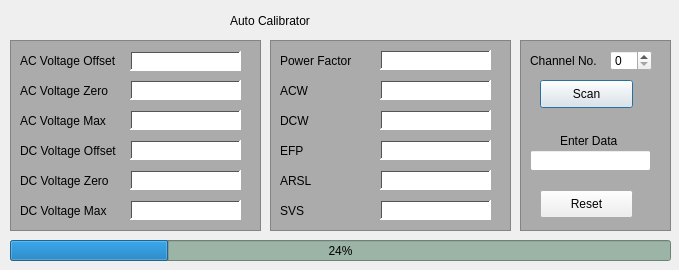
The window that PyQt5 Test/auto_calibrator.ui (Amogh-Sadhu/RPI_Serial_Data_GUI) describes before a commit, drawn with Qt 5.
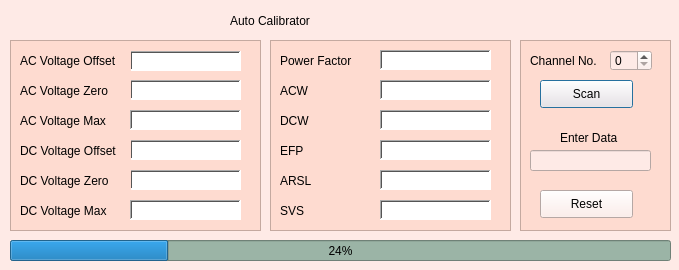
The same window after the commit.

The edit to the form file:
```diff
--- a/PyQt5 Test/auto_calibrator.ui
+++ b/PyQt5 Test/auto_calibrator.ui
@@ -13,6 +13,9 @@
   <property name="windowTitle">
    <string>Calibration Desk</string>
   </property>
+  <property name="styleSheet">
+   <string notr="true">background-color: rgb(254, 234, 230);</string>
+  </property>
   <widget class="QLabel" name="text_label1">
    <property name="geometry">
     <rect>
@@ -22,6 +25,9 @@
      <height>21</height>
     </rect>
    </property>
+   <property name="styleSheet">
+    <string notr="true">background-color: rgb(254, 219, 208);</string>
+   </property>
    <property name="text">
     <string>AC Voltage Offset</string>
    </property>
@@ -35,6 +41,9 @@
      <height>21</height>
     </rect>
    </property>
+   <property name="styleSheet">
+    <string notr="true">background-color: rgb(254, 219, 208);</string>
+   </property>
    <property name="text">
     <string>AC Voltage Zero</string>
    </property>
@@ -44,10 +53,13 @@
     <rect>
      <x>20</x>
      <y>110</y>
-     <width>131</width>
+     <width>101</width>
      <height>21</height>
     </rect>
    </property>
+   <property name="styleSheet">
+    <string notr="true">background-color: rgb(254, 219, 208);</string>
+   </property>
    <property name="text">
     <string>AC Voltage Max</string>
    </property>
@@ -61,6 +73,9 @@
      <height>21</height>
     </rect>
    </property>
+   <property name="styleSheet">
+    <string notr="true">background-color: rgb(254, 219, 208);</string>
+   </property>
    <property name="text">
     <string>DC Voltage Offset</string>
    </property>
@@ -74,6 +89,9 @@
      <height>21</height>
     </rect>
    </property>
+   <property name="styleSheet">
+    <string notr="true">background-color: rgb(254, 219, 208);</string>
+   </property>
    <property name="text">
     <string>DC Voltage Zero</string>
    </property>
@@ -83,10 +101,13 @@
     <rect>
      <x>20</x>
      <y>200</y>
-     <width>111</width>
+     <width>101</width>
      <height>21</height>
     </rect>
    </property>
+   <property name="styleSheet">
+    <string notr="true">background-color: rgb(254, 219, 208);</string>
+   </property>
    <property name="text">
     <string>DC Voltage Max</string>
    </property>
@@ -100,6 +121,9 @@
      <height>21</height>
     </rect>
    </property>
+   <property name="styleSheet">
+    <string notr="true">background-color: rgb(254, 219, 208);</string>
+   </property>
    <property name="text">
     <string>Power Factor</string>
    </property>
@@ -113,6 +137,9 @@
      <height>21</height>
     </rect>
    </property>
+   <property name="styleSheet">
+    <string notr="true">background-color: rgb(254, 219, 208);</string>
+   </property>
    <property name="text">
     <string>ACW</string>
    </property>
@@ -122,10 +149,13 @@
     <rect>
      <x>280</x>
      <y>110</y>
-     <width>111</width>
+     <width>91</width>
      <height>21</height>
     </rect>
    </property>
+   <property name="styleSheet">
+    <string notr="true">background-color: rgb(254, 219, 208);</string>
+   </property>
    <property name="text">
     <string>DCW</string>
    </property>
@@ -135,10 +165,13 @@
     <rect>
      <x>280</x>
      <y>170</y>
-     <width>111</width>
+     <width>91</width>
      <height>21</height>
     </rect>
    </property>
+   <property name="styleSheet">
+    <string notr="true">background-color: rgb(254, 219, 208);</string>
+   </property>
    <property name="text">
     <string>ARSL</string>
    </property>
@@ -152,6 +185,9 @@
      <height>21</height>
     </rect>
    </property>
+   <property name="styleSheet">
+    <string notr="true">background-color: rgb(254, 219, 208);</string>
+   </property>
    <property name="frameShadow">
     <enum>QFrame::Raised</enum>
    </property>
@@ -164,10 +200,13 @@
     <rect>
      <x>280</x>
      <y>140</y>
-     <width>111</width>
+     <width>91</width>
      <height>21</height>
     </rect>
    </property>
+   <property name="styleSheet">
+    <string notr="true">background-color: rgb(254, 219, 208);</string>
+   </property>
    <property name="text">
     <string>EFP</string>
    </property>
@@ -191,6 +230,9 @@
      <height>21</height>
     </rect>
    </property>
+   <property name="styleSheet">
+    <string notr="true">background-color: rgb(254, 219, 208);</string>
+   </property>
    <property name="text">
     <string>Channel No.</string>
    </property>
@@ -217,6 +259,9 @@
      <height>21</height>
     </rect>
    </property>
+   <property name="text">
+    <string/>
+   </property>
   </widget>
   <widget class="QPushButton" name="reset">
    <property name="geometry">
@@ -263,19 +308,6 @@
     <string>Auto Calibrator</string>
    </property>
   </widget>
-  <widget class="QLabel" name="label_15">
-   <property name="geometry">
-    <rect>
-     <x>560</x>
-     <y>130</y>
-     <width>71</width>
-     <height>21</height>
-    </rect>
-   </property>
-   <property name="text">
-    <string>Enter Data</string>
-   </property>
-  </widget>
   <widget class="QFrame" name="frame">
    <property name="geometry">
     <rect>
@@ -286,7 +318,7 @@
     </rect>
    </property>
    <property name="styleSheet">
-    <string notr="true">background-color: rgb(171, 171, 171);</string>
+    <string notr="true">background-color: rgb(254, 219, 208);</string>
    </property>
    <property name="frameShape">
     <enum>QFrame::StyledPanel</enum>
@@ -455,7 +487,7 @@
     </rect>
    </property>
    <property name="styleSheet">
-    <string notr="true">background-color: rgb(171, 171, 171);</string>
+    <string notr="true">background-color: rgb(254, 219, 208);</string>
    </property>
    <property name="frameShape">
     <enum>QFrame::StyledPanel</enum>
@@ -474,7 +506,7 @@
     </rect>
    </property>
    <property name="styleSheet">
-    <string notr="true">background-color: rgb(171, 171, 171);</string>
+    <string notr="true">background-color: rgb(254, 219, 208);</string>
    </property>
    <property name="frameShape">
     <enum>QFrame::StyledPanel</enum>
@@ -482,6 +514,22 @@
    <property name="frameShadow">
     <enum>QFrame::Raised</enum>
    </property>
+   <widget class="QLabel" name="label_15">
+    <property name="geometry">
+     <rect>
+      <x>40</x>
+      <y>90</y>
+      <width>71</width>
+      <height>16</height>
+     </rect>
+    </property>
+    <property name="styleSheet">
+     <string notr="true">background-color: rgb(254, 219, 208);</string>
+    </property>
+    <property name="text">
+     <string>Enter Data</string>
+    </property>
+   </widget>
   </widget>
   <widget class="QLabel" name="label_7">
    <property name="geometry">
```
Left out of the diff: 12 changed lines with no effect on the pictures.
